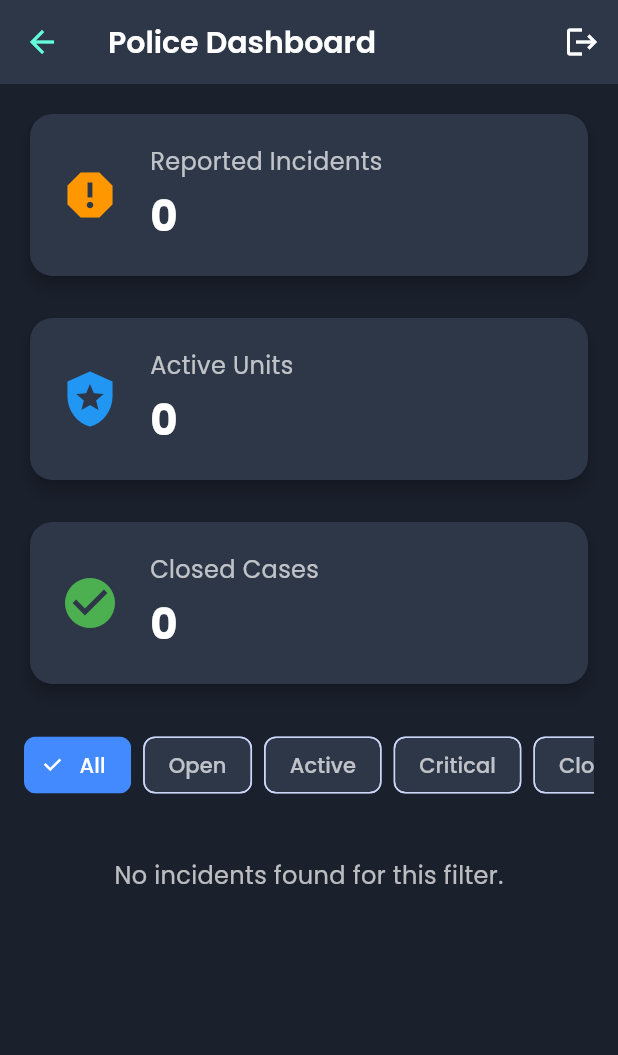
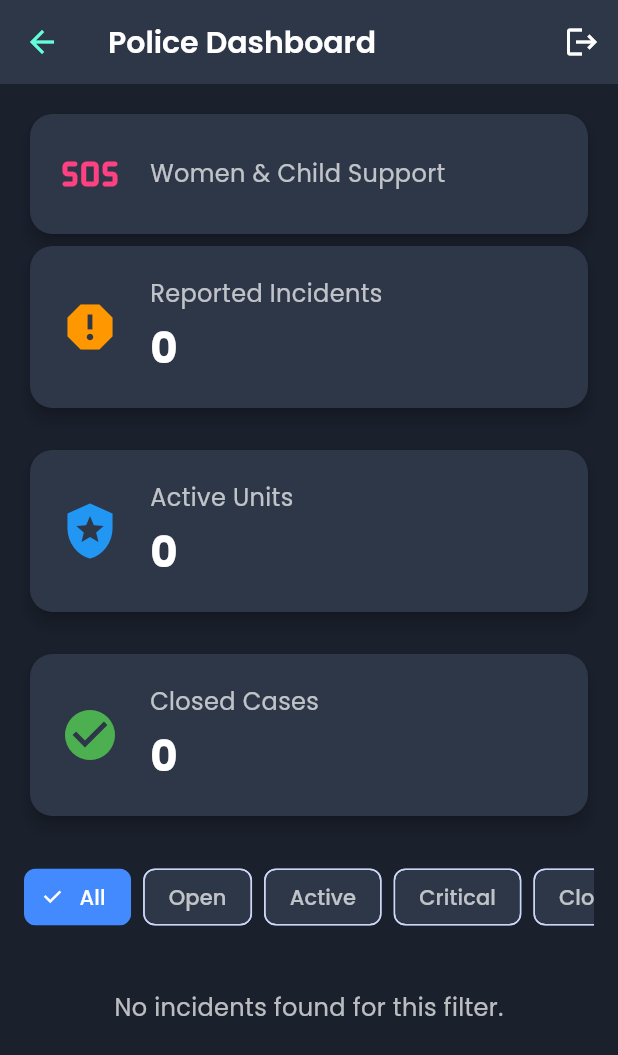
Before and after one commit to Stakeylock/sih_protoV2, a Flutter app: the PoliceDashboard screen opened by its route, on a phone screen of 412 x 824 dp. Shown: the top 1055 px of the screen. Run offline on Flutter 3.47's test engine with Material 3 defaults, Android fonts, the phone set to English and light mode, and no system bars; our stand-ins replace flutter_dotenv, flutter_map, flutter_svg, geolocator, google_fonts, image_picker and 4 more; accounts and stored records are empty.

Commit message:
Women and Child Safety Frontend

```diff
--- a/sih_proto/lib/screens/police_dashboard.dart
+++ b/sih_proto/lib/screens/police_dashboard.dart
@@ -1,5 +1,6 @@
 import 'package:flutter/material.dart';
 import 'package:supabase_flutter/supabase_flutter.dart';
+import 'package:sih_proto/screens/admin/features/women_child_safety_screen.dart';
 
 class Incident {
   final String id;
@@ -159,6 +160,23 @@ class _PoliceDashboardState extends State<PoliceDashboard> {
             : ListView(
                 padding: const EdgeInsets.all(16.0),
                 children: [
+                   //New Women & Child Support button
+                  GestureDetector(
+                    onTap: () {
+                      Navigator.push(
+                        context,
+                        MaterialPageRoute(builder: (context) => const WomenChildSafetyScreen()),
+                      );
+                    },
+                    child: _buildInfoCard(
+                      'Women & Child Support',
+                      '',
+                      Icons.sos_rounded,
+                      Colors.pinkAccent,
+                      centerText: true, // 👈 only this card centers its text
+                    ),
+                  ),
+
                   _buildInfoCard('Reported Incidents', _incidents.length.toString(), Icons.report, Colors.orange),
                   const SizedBox(height: 20),
                   _buildInfoCard('Active Units', activeUnits.toString(), Icons.local_police, Colors.blue),
@@ -320,25 +338,29 @@ class _PoliceDashboardState extends State<PoliceDashboard> {
     );
   }
 
-  Widget _buildInfoCard(String title, String value, IconData icon, Color color) {
+  Widget _buildInfoCard(String title, String value, IconData icon, Color color, {bool centerText = false}) {
   return Card(
     color: const Color(0xFF2d3748),
     shape: RoundedRectangleBorder(borderRadius: BorderRadius.circular(15)),
     child: Padding(
       padding: const EdgeInsets.all(20.0),
       child: Row(
+        crossAxisAlignment: CrossAxisAlignment.center, // align vertically
         children: [
           Icon(icon, size: 40, color: color),
           const SizedBox(width: 20),
           Column(
             crossAxisAlignment: CrossAxisAlignment.start,
+            mainAxisAlignment: centerText ? MainAxisAlignment.center : MainAxisAlignment.start,
             children: [
               Text(title, style: const TextStyle(color: Colors.white70, fontSize: 16)),
+              if (value.isNotEmpty) ...[
                 const SizedBox(height: 5),
                 Text(
                   value,
                   style: const TextStyle(color: Colors.white, fontSize: 28, fontWeight: FontWeight.bold),
                 ),
+              ],
             ],
           ),
         ],
```
Also changed, not shown: sih_proto/lib/screens/admin/admin_dashboard_screen.dart (+20 -7 lines), sih_proto/lib/screens/admin/features/women_child_safety_screen.dart (added, +80 -0 lines). Lines whose indentation alone changed are shown as unchanged.
